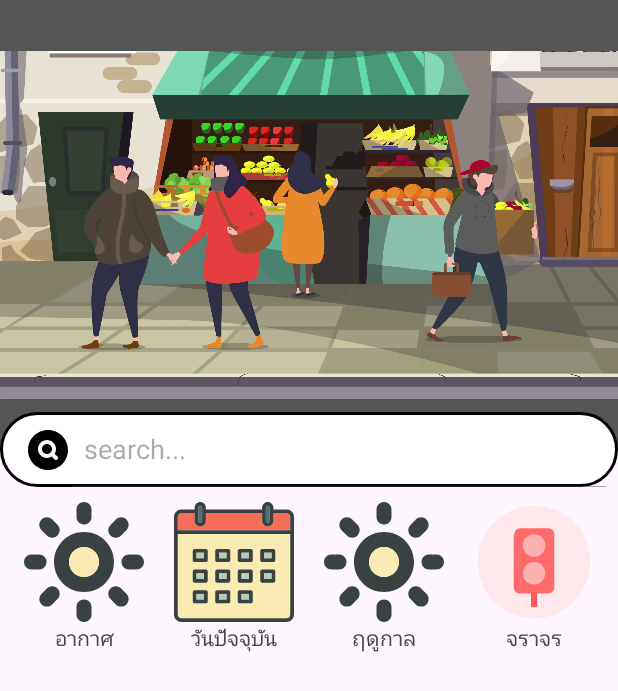
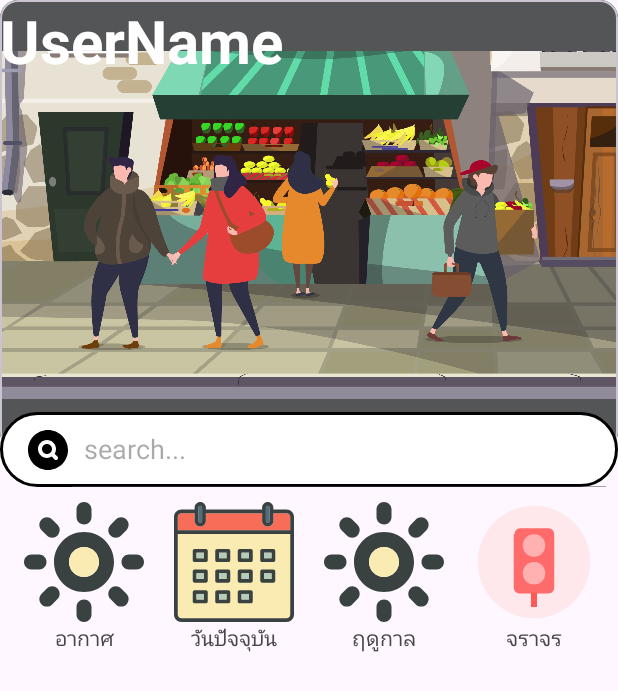
Before and after one commit to pNam0506/MarketApp, an Android app: the fragment offerMarketFragment shown on its own in the app's theme, on a phone screen of 412 x 824 dp. Shown: the top 691 px of the screen. Run offline under Robolectric (Android 15) with nearby library versions, the phone set to English and light mode, and no system bars.

Commit message:
change layout of image background

```diff
--- a/app/src/main/res/layout/fragment_offer_market.xml
+++ b/app/src/main/res/layout/fragment_offer_market.xml
@@ -9,7 +9,7 @@
 
 
 
-    <LinearLayout
+    <com.google.android.material.card.MaterialCardView
         android:id="@+id/background_market_Layout"
         android:layout_width="match_parent"
         android:layout_height="300dp"
@@ -20,13 +20,19 @@
             android:layout_width="match_parent"
             android:layout_height="match_parent"
             android:src="@drawable/market_background"
+            android:background="@color/gray"
+            />
+        <TextView
+            android:layout_width="match_parent"
+            android:layout_height="match_parent"
+            android:text="UserName"
+            android:textSize="40dp"
+            android:textColor="@color/white"
+            android:textStyle="bold"
             />
 
 
-
-
-
-    </LinearLayout>
+    </com.google.android.material.card.MaterialCardView>
 
     <androidx.appcompat.widget.SearchView
         android:id="@+id/searchBar"
@@ -163,6 +169,7 @@
         android:layout_width="match_parent"
         android:layout_height="match_parent"
         android:layout_below="@+id/option_4"
+        android:layout_marginTop="20dp"
         >
 
 
```
